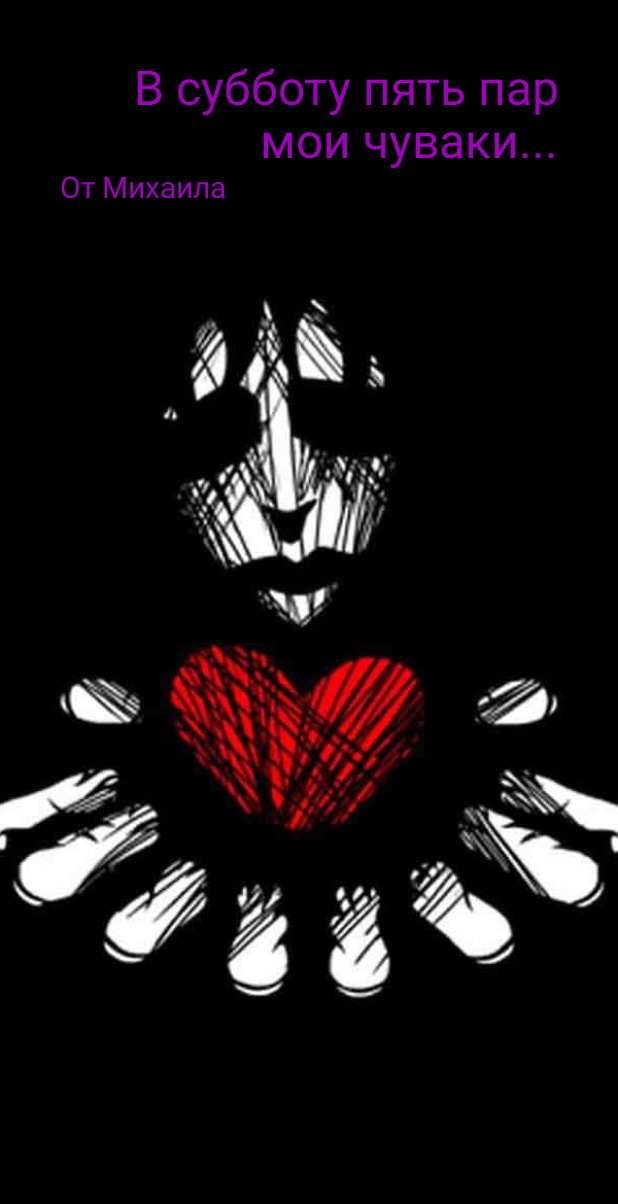
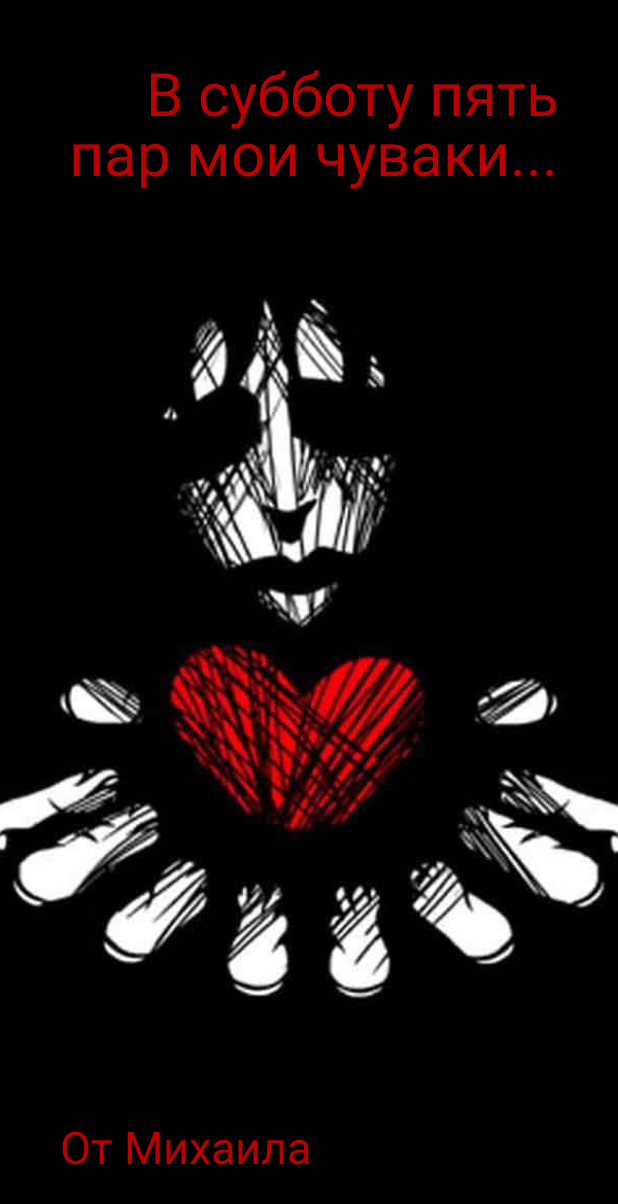
Before and after one commit to elmario89/android, an Android app built with Jetpack Compose: the @Preview function BirthdayAppPreview, on a phone screen of 412 x 824 dp. Shown: the top 1204 px of the screen. Run offline under Robolectric (Android 15) with nearby library versions, the light colour scheme and no system bars; missing, so only their content is drawn: BirthdayAppTheme.

Commit message:
Add space between for column

```diff
--- a/app/src/main/java/com/example/birthdayapp/MainActivity.kt
+++ b/app/src/main/java/com/example/birthdayapp/MainActivity.kt
@@ -48,7 +48,7 @@ fun GreetingImage(message: String, from: String, modifier: Modifier = Modifier)
             painter = image,
             contentDescription = null,
             Modifier.fillMaxSize(),
-            contentScale = ContentScale.Crop
+            contentScale = ContentScale.Crop,
         )
         GreetingText(
             message = message,
@@ -67,22 +67,22 @@ fun GreetingText(
     from: String = "Your Best Friend",
 ) {
     Column(
-        verticalArrangement = Arrangement.Top,
+        verticalArrangement = Arrangement.SpaceBetween,
         modifier = modifier
             .padding(20.dp)
     ) {
-        val purpleColor = android.graphics.Color.parseColor("#a200bf")
+        val purpleColor = android.graphics.Color.parseColor("#ba0000")
         Text(
             text = message,
-            fontSize = 32.sp,
-            lineHeight = 35.sp,
+            fontSize = 40.sp,
+            lineHeight = 40.sp,
             textAlign = TextAlign.Right,
             color = Color(purpleColor)
         )
         Text(
             text = from,
-            fontSize = 20.sp,
-            lineHeight = 22.sp,
+            fontSize = 30.sp,
+            lineHeight = 32.sp,
             color = Color(purpleColor),
         )
     }
```
